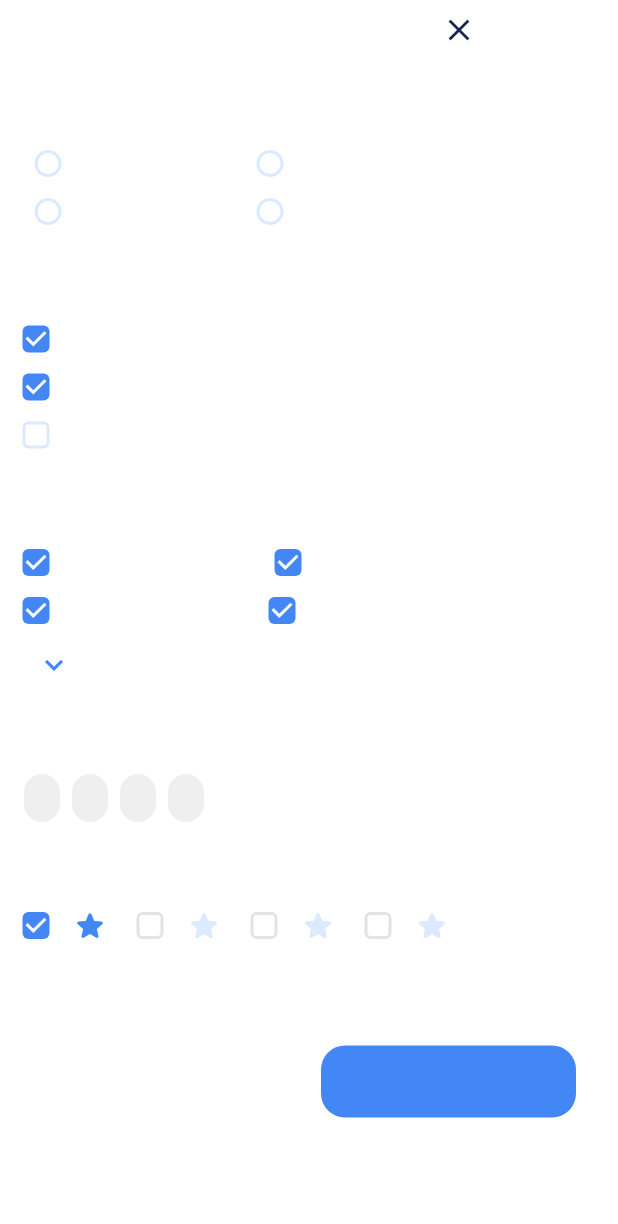
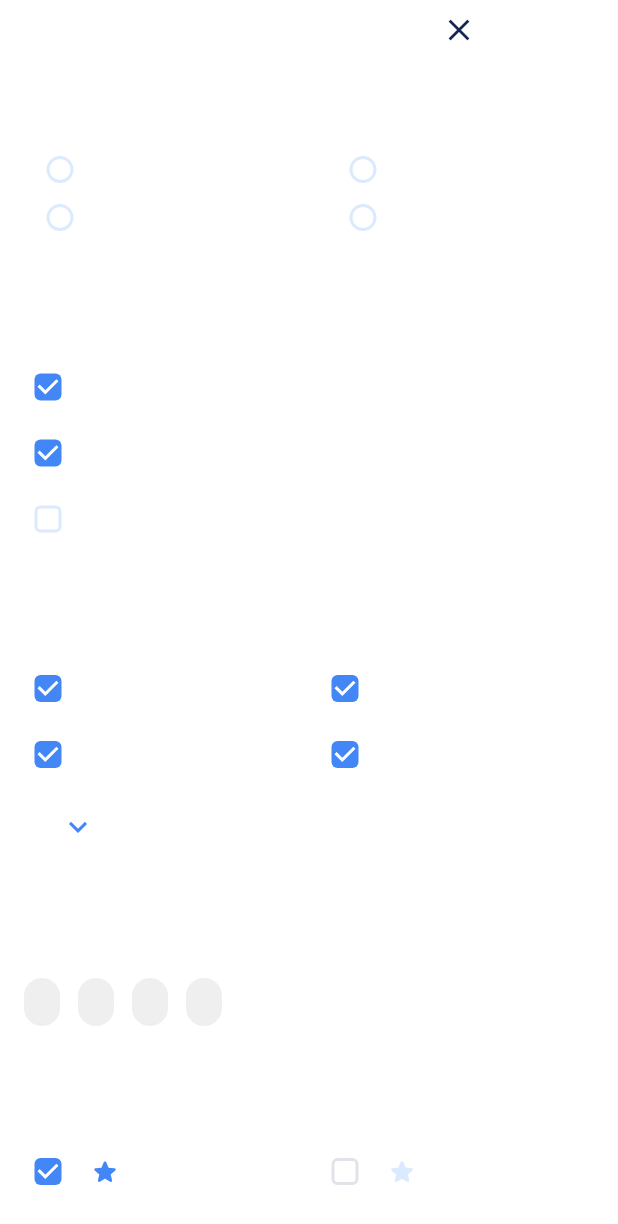
Before and after one commit to devconnecteed/Foodography, a Flutter app: the FiltersWidget screen opened by its route, on a phone screen of 412 x 824 dp. Shown: the top 1224 px of the screen. Run offline on Flutter 3.47's test engine with Material 3 defaults, Android fonts, the light colour scheme and no system bars; our stand-ins replace auto_size_text, cached_network_image, camera, chewie, floating_bottom_navigation_bar, flutter_animate and 9 more; missing offline and left inert: json_path, torch_light; accounts and stored records are empty.

Commit message:
feat: Migliorata spaziatura pagina filtri
- Aggiunta spaziatura consistente tra sezioni (24px top, 12px bottom)
- Migliorato layout radio buttons con Expanded e SizedBox
- Riorganizzati checkbox ristoranti con padding uniforme
- Ottimizzato layout città con griglia 2x2 responsive
- Migliorata spaziatura choice chips (12px)
- Riorganizzate valutazioni stelle in layout 2x2
- Pulsanti full width con spaziatura ottimale
- Rimossa spaziatura globale inconsistente
- Design più pulito e leggibile

```diff
--- a/lib/pages/filters/filters_widget.dart
+++ b/lib/pages/filters/filters_widget.dart
@@ -106,7 +106,7 @@ class _FiltersWidgetState extends State<FiltersWidget> {
                 ].divide(SizedBox(width: 270.0)),
               ),
               Padding(
-                padding: EdgeInsetsDirectional.fromSTEB(16.0, 0.0, 0.0, 0.0),
+                padding: EdgeInsetsDirectional.fromSTEB(16.0, 24.0, 16.0, 12.0),
                 child: Text(
                   FFLocalizations.of(context).getText(
                     '2364z8yc' /* Ordinamento */,
@@ -127,10 +127,13 @@ class _FiltersWidgetState extends State<FiltersWidget> {
                       ),
                 ),
               ),
-              Row(
+              Padding(
+                padding: EdgeInsetsDirectional.fromSTEB(16.0, 0.0, 16.0, 24.0),
+                child: Row(
                   mainAxisSize: MainAxisSize.max,
                   children: [
-                  FlutterFlowRadioButton(
+                    Expanded(
+                      child: FlutterFlowRadioButton(
                         options: [
                           FFLocalizations.of(context).getText(
                             'qi9mxzl8' /* Più recenti */,
@@ -188,7 +191,10 @@ class _FiltersWidgetState extends State<FiltersWidget> {
                         horizontalAlignment: WrapAlignment.start,
                         verticalAlignment: WrapCrossAlignment.start,
                       ),
-                  FlutterFlowRadioButton(
+                    ),
+                    SizedBox(width: 24.0),
+                    Expanded(
+                      child: FlutterFlowRadioButton(
                         options: [
                           FFLocalizations.of(context).getText(
                             'l06pwuvy' /* Più vecchi */,
@@ -246,13 +252,12 @@ class _FiltersWidgetState extends State<FiltersWidget> {
                         horizontalAlignment: WrapAlignment.start,
                         verticalAlignment: WrapCrossAlignment.start,
                       ),
-                ]
-                    .divide(SizedBox(width: 100.0))
-                    .addToStart(SizedBox(width: 8.0))
-                    .addToEnd(SizedBox(width: 16.0)),
+                    ),
+                  ],
+                ),
               ),
               Padding(
-                padding: EdgeInsetsDirectional.fromSTEB(16.0, 0.0, 0.0, 0.0),
+                padding: EdgeInsetsDirectional.fromSTEB(16.0, 24.0, 16.0, 12.0),
                 child: Text(
                   FFLocalizations.of(context).getText(
                     'uvgai32y' /* Per ristorante */,
@@ -274,11 +279,13 @@ class _FiltersWidgetState extends State<FiltersWidget> {
                 ),
               ),
               Padding(
-                padding: EdgeInsetsDirectional.fromSTEB(8.0, 0.0, 0.0, 0.0),
+                padding: EdgeInsetsDirectional.fromSTEB(16.0, 0.0, 16.0, 24.0),
                 child: Column(
                   mainAxisSize: MainAxisSize.max,
                   children: [
-                    Row(
+                    Padding(
+                      padding: EdgeInsetsDirectional.fromSTEB(0.0, 0.0, 0.0, 12.0),
+                      child: Row(
                         mainAxisSize: MainAxisSize.max,
                         children: [
                           Theme(
@@ -312,7 +319,9 @@ class _FiltersWidgetState extends State<FiltersWidget> {
                               checkColor: FlutterFlowTheme.of(context).info,
                             ),
                           ),
-                        Text(
+                          SizedBox(width: 12.0),
+                          Expanded(
+                            child: Text(
                               FFLocalizations.of(context).getText(
                                 'gxiw8kla' /* Dar Bruttone */,
                               ),
@@ -335,9 +344,13 @@ class _FiltersWidgetState extends State<FiltersWidget> {
                                             .fontStyle,
                                       ),
                             ),
+                          ),
                         ],
                       ),
-                    Row(
+                    ),
+                    Padding(
+                      padding: EdgeInsetsDirectional.fromSTEB(0.0, 0.0, 0.0, 12.0),
+                      child: Row(
                         mainAxisSize: MainAxisSize.max,
                         children: [
                           Theme(
@@ -371,7 +384,9 @@ class _FiltersWidgetState extends State<FiltersWidget> {
                               checkColor: FlutterFlowTheme.of(context).info,
                             ),
                           ),
-                        Text(
+                          SizedBox(width: 12.0),
+                          Expanded(
+                            child: Text(
                               FFLocalizations.of(context).getText(
                                 'p7jaggxz' /* Il Matriciano */,
                               ),
@@ -394,9 +409,13 @@ class _FiltersWidgetState extends State<FiltersWidget> {
                                             .fontStyle,
                                       ),
                             ),
+                          ),
                         ],
                       ),
-                    Row(
+                    ),
+                    Padding(
+                      padding: EdgeInsetsDirectional.fromSTEB(0.0, 0.0, 0.0, 0.0),
+                      child: Row(
                         mainAxisSize: MainAxisSize.max,
                         children: [
                           Theme(
@@ -430,7 +449,9 @@ class _FiltersWidgetState extends State<FiltersWidget> {
                               checkColor: FlutterFlowTheme.of(context).info,
                             ),
                           ),
-                        Text(
+                          SizedBox(width: 12.0),
+                          Expanded(
+                            child: Text(
                               FFLocalizations.of(context).getText(
                                 '5vbbb2u8' /* Da Felice a Testaccio */,
                               ),
@@ -453,13 +474,15 @@ class _FiltersWidgetState extends State<FiltersWidget> {
                                             .fontStyle,
                                       ),
                             ),
+                          ),
                         ],
+                      ),
                     ),
                   ],
                 ),
               ),
               Padding(
-                padding: EdgeInsetsDirectional.fromSTEB(16.0, 0.0, 0.0, 0.0),
+                padding: EdgeInsetsDirectional.fromSTEB(16.0, 24.0, 16.0, 12.0),
                 child: Text(
                   FFLocalizations.of(context).getText(
                     '9the0k5y' /* Per area geografica */,
@@ -480,19 +503,17 @@ class _FiltersWidgetState extends State<FiltersWidget> {
                       ),
                 ),
               ),
-              Column(
+              Padding(
+                padding: EdgeInsetsDirectional.fromSTEB(16.0, 0.0, 16.0, 24.0),
+                child: Column(
                   mainAxisSize: MainAxisSize.max,
-                children: [
-                  Column(
-                    mainAxisSize: MainAxisSize.max,
-                    crossAxisAlignment: CrossAxisAlignment.start,
                   children: [
                     Row(
                       mainAxisSize: MainAxisSize.max,
                       children: [
-                          Padding(
-                            padding: EdgeInsetsDirectional.fromSTEB(
-                                8.0, 0.0, 0.0, 0.0),
+                        Expanded(
+                          child: Padding(
+                            padding: EdgeInsetsDirectional.fromSTEB(0.0, 0.0, 0.0, 12.0),
                             child: Row(
                               mainAxisSize: MainAxisSize.max,
                               children: [
@@ -531,7 +552,9 @@ class _FiltersWidgetState extends State<FiltersWidget> {
                                         FlutterFlowTheme.of(context).info,
                                   ),
                                 ),
-                                Text(
+                                SizedBox(width: 12.0),
+                                Expanded(
+                                  child: Text(
                                     FFLocalizations.of(context).getText(
                                       'qoxw9i21' /* Roma */,
                                     ),
@@ -557,12 +580,15 @@ class _FiltersWidgetState extends State<FiltersWidget> {
                                               .fontStyle,
                                         ),
                                   ),
+                                ),
                               ],
                             ),
                           ),
-                          Padding(
-                            padding: EdgeInsetsDirectional.fromSTEB(
-                                8.0, 0.0, 0.0, 0.0),
+                        ),
+                        SizedBox(width: 16.0),
+                        Expanded(
+                          child: Padding(
+                            padding: EdgeInsetsDirectional.fromSTEB(0.0, 0.0, 0.0, 12.0),
                             child: Row(
                               mainAxisSize: MainAxisSize.max,
                               children: [
@@ -601,7 +627,9 @@ class _FiltersWidgetState extends State<FiltersWidget> {
                                         FlutterFlowTheme.of(context).info,
                                   ),
                                 ),
-                                Text(
+                                SizedBox(width: 12.0),
+                                Expanded(
+                                  child: Text(
                                     FFLocalizations.of(context).getText(
                                       'smobnc0x' /* Milano */,
                                     ),
@@ -627,17 +655,19 @@ class _FiltersWidgetState extends State<FiltersWidget> {
                                               .fontStyle,
                                         ),
                                   ),
+                                ),
                               ],
                             ),
                           ),
-                        ].divide(SizedBox(width: 128.0)),
+                        ),
+                      ],
                     ),
                     Row(
                       mainAxisSize: MainAxisSize.max,
                       children: [
-                          Padding(
-                            padding: EdgeInsetsDirectional.fromSTEB(
-                                8.0, 0.0, 0.0, 0.0),
+                        Expanded(
+                          child: Padding(
+                            padding: EdgeInsetsDirectional.fromSTEB(0.0, 0.0, 0.0, 12.0),
                             child: Row(
                               mainAxisSize: MainAxisSize.max,
                               children: [
@@ -676,7 +706,9 @@ class _FiltersWidgetState extends State<FiltersWidget> {
                                         FlutterFlowTheme.of(context).info,
                                   ),
                                 ),
-                                Text(
+                                SizedBox(width: 12.0),
+                                Expanded(
+                                  child: Text(
                                     FFLocalizations.of(context).getText(
                                       'gntvgjgb' /* Napoli */,
                                     ),
@@ -702,12 +734,15 @@ class _FiltersWidgetState extends State<FiltersWidget> {
                                               .fontStyle,
                                         ),
                                   ),
+                                ),
                               ],
                             ),
                           ),
-                          Padding(
-                            padding: EdgeInsetsDirectional.fromSTEB(
-                                8.0, 0.0, 0.0, 0.0),
+                        ),
+                        SizedBox(width: 16.0),
+                        Expanded(
+                          child: Padding(
+                            padding: EdgeInsetsDirectional.fromSTEB(0.0, 0.0, 0.0, 12.0),
                             child: Row(
                               mainAxisSize: MainAxisSize.max,
                               children: [
@@ -746,7 +781,9 @@ class _FiltersWidgetState extends State<FiltersWidget> {
                                         FlutterFlowTheme.of(context).info,
                                   ),
                                 ),
-                                Text(
+                                SizedBox(width: 12.0),
+                                Expanded(
+                                  child: Text(
                                     FFLocalizations.of(context).getText(
                                       'zmy0fb17' /* Torino */,
                                     ),
@@ -772,12 +809,16 @@ class _FiltersWidgetState extends State<FiltersWidget> {
                                               .fontStyle,
                                         ),
                                   ),
+                                ),
                               ],
                             ),
                           ),
-                        ].divide(SizedBox(width: 124.0)),
                         ),
-                      FFButtonWidget(
+                      ],
+                    ),
+                    Align(
+                      alignment: AlignmentDirectional.centerStart,
+                      child: FFButtonWidget(
                         onPressed: () {
                           print('Button pressed ...');
                         },
@@ -819,12 +860,12 @@ class _FiltersWidgetState extends State<FiltersWidget> {
                           borderRadius: BorderRadius.circular(8.0),
                         ),
                       ),
-                    ].divide(SizedBox(height: 0.0)),
                     ),
                   ],
                 ),
+              ),
               Padding(
-                padding: EdgeInsetsDirectional.fromSTEB(16.0, 0.0, 0.0, 0.0),
+                padding: EdgeInsetsDirectional.fromSTEB(16.0, 24.0, 16.0, 12.0),
                 child: Text(
                   FFLocalizations.of(context).getText(
                     'yu2ir5h8' /* Per tipo di cucina */,
@@ -846,7 +887,7 @@ class _FiltersWidgetState extends State<FiltersWidget> {
                 ),
               ),
               Padding(
-                padding: EdgeInsetsDirectional.fromSTEB(16.0, 0.0, 0.0, 0.0),
+                padding: EdgeInsetsDirectional.fromSTEB(16.0, 0.0, 16.0, 24.0),
                 child: FlutterFlowChoiceChips(
                   options: [
                     ChipData(FFLocalizations.of(context).getText(
@@ -913,8 +954,8 @@ class _FiltersWidgetState extends State<FiltersWidget> {
                     elevation: 0.0,
                     borderRadius: BorderRadius.circular(24.0),
                   ),
-                  chipSpacing: 8.0,
-                  rowSpacing: 8.0,
+                  chipSpacing: 12.0,
+                  rowSpacing: 12.0,
                   multiselect: false,
                   alignment: WrapAlignment.start,
                   controller: _model.choiceChipsValueController ??=
@@ -925,7 +966,7 @@ class _FiltersWidgetState extends State<FiltersWidget> {
                 ),
               ),
               Padding(
-                padding: EdgeInsetsDirectional.fromSTEB(16.0, 0.0, 0.0, 0.0),
+                padding: EdgeInsetsDirectional.fromSTEB(16.0, 24.0, 16.0, 12.0),
                 child: Text(
                   FFLocalizations.of(context).getText(
                     'f9l8i7vg' /* Per valutazione */,
@@ -946,11 +987,14 @@ class _FiltersWidgetState extends State<FiltersWidget> {
                       ),
                 ),
               ),
-              Row(
+              Padding(
+                padding: EdgeInsetsDirectional.fromSTEB(16.0, 0.0, 16.0, 24.0),
+                child: Row(
                   mainAxisSize: MainAxisSize.max,
                   children: [
-                  Padding(
-                    padding: EdgeInsetsDirectional.fromSTEB(8.0, 0.0, 0.0, 0.0),
+                    Expanded(
+                      child: Padding(
+                        padding: EdgeInsetsDirectional.fromSTEB(0.0, 0.0, 0.0, 12.0),
                         child: Row(
                           mainAxisSize: MainAxisSize.max,
                           children: [
@@ -985,6 +1029,7 @@ class _FiltersWidgetState extends State<FiltersWidget> {
                                 checkColor: FlutterFlowTheme.of(context).info,
                               ),
                             ),
+                            SizedBox(width: 8.0),
                             Text(
                               FFLocalizations.of(context).getText(
                                 'xcyzvck9' /* 5 */,
@@ -1008,16 +1053,20 @@ class _FiltersWidgetState extends State<FiltersWidget> {
                                             .fontStyle,
                                       ),
                             ),
+                            SizedBox(width: 4.0),
                             Icon(
                               Icons.star_rounded,
                               color: FlutterFlowTheme.of(context).primary,
-                          size: 24.0,
+                              size: 20.0,
                             ),
-                      ].divide(SizedBox(width: 4.0)),
+                          ],
                         ),
                       ),
-                  Padding(
-                    padding: EdgeInsetsDirectional.fromSTEB(8.0, 0.0, 0.0, 0.0),
+                    ),
+                    SizedBox(width: 16.0),
+                    Expanded(
+                      child: Padding(
+                        padding: EdgeInsetsDirectional.fromSTEB(0.0, 0.0, 0.0, 12.0),
                         child: Row(
                           mainAxisSize: MainAxisSize.max,
                           children: [
@@ -1052,6 +1101,7 @@ class _FiltersWidgetState extends State<FiltersWidget> {
                                 checkColor: FlutterFlowTheme.of(context).info,
                               ),
                             ),
+                            SizedBox(width: 8.0),
                             Text(
                               FFLocalizations.of(context).getText(
                                 'u12zc45f' /* 4+ */,
@@ -1075,16 +1125,27 @@ class _FiltersWidgetState extends State<FiltersWidget> {
                                             .fontStyle,
                                       ),
                             ),
+                            SizedBox(width: 4.0),
                             Icon(
                               Icons.star_rounded,
                               color: FlutterFlowTheme.of(context).secondary,
-                          size: 24.0,
+                              size: 20.0,
                             ),
-                      ].divide(SizedBox(width: 4.0)),
+                          ],
+                        ),
+                      ),
+                    ),
+                  ],
                 ),
               ),
               Padding(
-                    padding: EdgeInsetsDirectional.fromSTEB(8.0, 0.0, 0.0, 0.0),
+                padding: EdgeInsetsDirectional.fromSTEB(16.0, 0.0, 16.0, 24.0),
+                child: Row(
+                  mainAxisSize: MainAxisSize.max,
+                  children: [
+                    Expanded(
+                      child: Padding(
+                        padding: EdgeInsetsDirectional.fromSTEB(0.0, 0.0, 0.0, 0.0),
                         child: Row(
                           mainAxisSize: MainAxisSize.max,
                           children: [
@@ -1119,6 +1180,7 @@ class _FiltersWidgetState extends State<FiltersWidget> {
                                 checkColor: FlutterFlowTheme.of(context).info,
                               ),
                             ),
+                            SizedBox(width: 8.0),
                             Text(
                               FFLocalizations.of(context).getText(
                                 'dy3clk13' /* 3+ */,
@@ -1142,16 +1204,20 @@ class _FiltersWidgetState extends State<FiltersWidget> {
                                             .fontStyle,
                                       ),
                             ),
+                            SizedBox(width: 4.0),
                             Icon(
                               Icons.star_rounded,
                               color: FlutterFlowTheme.of(context).secondary,
-                          size: 24.0,
+                              size: 20.0,
                             ),
-                      ].divide(SizedBox(width: 4.0)),
+                          ],
                         ),
                       ),
-                  Padding(
-                    padding: EdgeInsetsDirectional.fromSTEB(8.0, 0.0, 0.0, 0.0),
+                    ),
+                    SizedBox(width: 16.0),
+                    Expanded(
+                      child: Padding(
+                        padding: EdgeInsetsDirectional.fromSTEB(0.0, 0.0, 0.0, 0.0),
                         child: Row(
                           mainAxisSize: MainAxisSize.max,
                           children: [
@@ -1186,6 +1252,7 @@ class _FiltersWidgetState extends State<FiltersWidget> {
                                 checkColor: FlutterFlowTheme.of(context).info,
                               ),
                             ),
+                            SizedBox(width: 8.0),
                             Text(
                               FFLocalizations.of(context).getText(
                                 'sjufdr2j' /* 2+ */,
@@ -1209,23 +1276,27 @@ class _FiltersWidgetState extends State<FiltersWidget> {
                                             .fontStyle,
                                       ),
                             ),
+                            SizedBox(width: 4.0),
                             Icon(
                               Icons.star_rounded,
                               color: FlutterFlowTheme.of(context).secondary,
-                          size: 24.0,
+                              size: 20.0,
                             ),
-                      ].divide(SizedBox(width: 4.0)),
+                          ],
                         ),
                       ),
-                ].divide(SizedBox(width: 4.0)),
+                    ),
+                  ],
+                ),
               ),
               Padding(
-                padding: EdgeInsetsDirectional.fromSTEB(16.0, 48.0, 16.0, 0.0),
+                padding: EdgeInsetsDirectional.fromSTEB(16.0, 32.0, 16.0, 24.0),
                 child: Row(
                   mainAxisSize: MainAxisSize.max,
-                  mainAxisAlignment: MainAxisAlignment.center,
+                  mainAxisAlignment: MainAxisAlignment.spaceEvenly,
                   children: [
-                    FFButtonWidget(
+                    Expanded(
+                      child: FFButtonWidget(
                         onPressed: () {
                           print('Button pressed ...');
                         },
@@ -1233,7 +1304,6 @@ class _FiltersWidgetState extends State<FiltersWidget> {
                           '2l4t8ruw' /* Annulla */,
                         ),
                         options: FFButtonOptions(
-                        width: 170.0,
                           height: 48.0,
                           padding: EdgeInsetsDirectional.fromSTEB(
                               16.0, 0.0, 16.0, 0.0),
@@ -1263,7 +1333,10 @@ class _FiltersWidgetState extends State<FiltersWidget> {
                           borderRadius: BorderRadius.circular(16.0),
                         ),
                       ),
-                    FFButtonWidget(
+                    ),
+                    SizedBox(width: 16.0),
+                    Expanded(
+                      child: FFButtonWidget(
                         onPressed: () {
                           print('Button pressed ...');
                         },
@@ -1271,7 +1344,6 @@ class _FiltersWidgetState extends State<FiltersWidget> {
                           'uy8f2r5n' /* Applica */,
                         ),
                         options: FFButtonOptions(
-                        width: 170.0,
                           height: 48.0,
                           padding: EdgeInsetsDirectional.fromSTEB(
                               16.0, 0.0, 16.0, 0.0),
@@ -1301,10 +1373,11 @@ class _FiltersWidgetState extends State<FiltersWidget> {
                           borderRadius: BorderRadius.circular(16.0),
                         ),
                       ),
-                  ].divide(SizedBox(width: 16.0)),
+                    ),
+                  ],
                 ),
               ),
-            ].divide(SizedBox(height: 16.0)).addToStart(SizedBox(height: 0.0)),
+            ],
             ),
           ),
         ),
```
Lines whose indentation alone changed are shown as unchanged.
